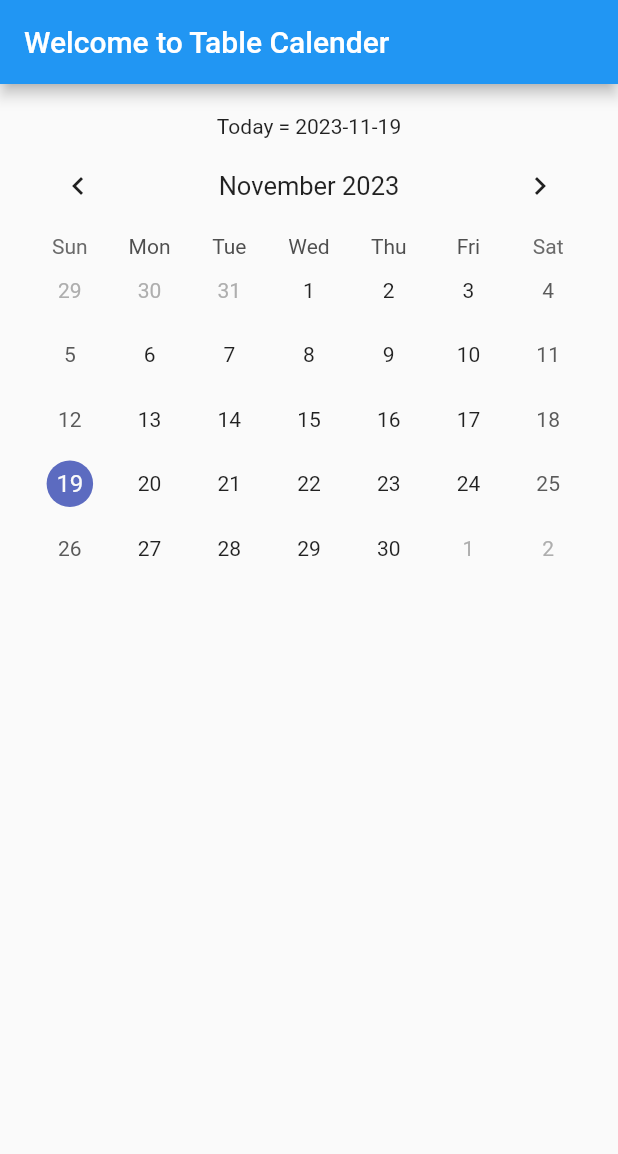
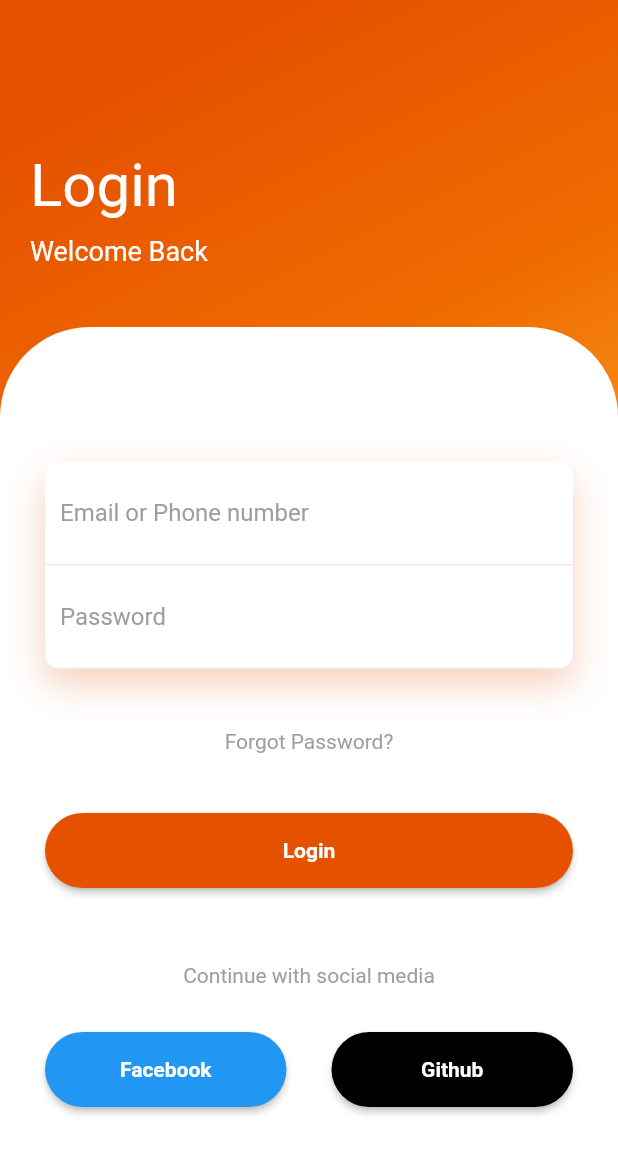
Before and after one commit to flucloxin500/experimental_project, a Flutter app: the screen it shows after launch, on a phone screen of 412 x 824 dp. Shown: the top 1154 px of the screen. Run offline on Flutter 3.47's test engine with Material 2 defaults, Android fonts, the phone set to English and light mode, and no system bars; drawn by our look-alikes of table_calendar; our stand-ins replace animate_do.

Commit message:
Orange Login

```diff
--- a/lib/main.dart
+++ b/lib/main.dart
@@ -1,61 +1,158 @@
+import 'package:animate_do/animate_do.dart';
 import 'package:flutter/material.dart';
-import 'package:table_calendar/table_calendar.dart';
 
-/// Table Calender integration
+void main() => runApp(
+    MaterialApp(
+      debugShowCheckedModeBanner: false,
+      home: HomePage(),
+    )
+);
 
-void main() {
-  runApp(MaterialApp(
-    debugShowCheckedModeBanner: false,
-    home: MyApp(),
-  ));
-}
-
-class MyApp extends StatefulWidget {
-  const MyApp({super.key});
-
-  @override
-  State<MyApp> createState() => _MyAppState();
-}
-
-class _MyAppState extends State<MyApp> {
-  DateTime today = DateTime.now();
-
-  void _onDaySelected(DateTime day, DateTime focusedDay) {
-    setState(() {
-      today = day;
-    });
-  }
-
-
+class HomePage extends StatelessWidget {
   @override
   Widget build(BuildContext context) {
     return Scaffold(
-      appBar: AppBar(title: Text('Welcome to Table Calender')),
-      body: content(),
-    );
-  }
+      body: Container(
+        width: double.infinity,
+        decoration: BoxDecoration(
+            gradient: LinearGradient(
+                begin: Alignment.topCenter,
+                colors: [
+                  Colors.orange.shade900,
+                  Colors.orange.shade800,
+                  Colors.orange.shade400
+                ]
+            )
+        ),
+        child: Column(
+          crossAxisAlignment: CrossAxisAlignment.start,
+          children: <Widget>[
+            SizedBox(height: 80,),
+            Padding(
+              padding: EdgeInsets.all(20),
+              child: Column(
+                crossAxisAlignment: CrossAxisAlignment.start,
+                children: <Widget>[
+                  FadeInUp(duration: Duration(milliseconds: 1000), child: Text("Login", style: TextStyle(color: Colors.white, fontSize: 40),)),
+                  SizedBox(height: 10,),
+                  FadeInUp(duration: Duration(milliseconds: 1300), child: Text("Welcome Back", style: TextStyle(color: Colors.white, fontSize: 18),)),
+                ],
+              ),
+            ),
+            SizedBox(height: 20),
+            Expanded(
+              child: Container(
+                decoration: BoxDecoration(
+                    color: Colors.white,
+                    borderRadius: BorderRadius.only(topLeft: Radius.circular(60), topRight: Radius.circular(60))
+                ),
+                child: Padding(
+                  padding: EdgeInsets.all(30),
+                  child: Column(
+                    children: <Widget>[
+                      SizedBox(height: 60,),
+                      FadeInUp(duration: Duration(milliseconds: 1400), child: Container(
+                        decoration: BoxDecoration(
+                            color: Colors.white,
+                            borderRadius: BorderRadius.circular(10),
+                            boxShadow: [BoxShadow(
+                                color: Color.fromRGBO(225, 95, 27, .3),
+                                blurRadius: 20,
+                                offset: Offset(0, 10)
+                            )]
+                        ),
+                        child: Column(
+                          children: <Widget>[
+                            Container(
+                              padding: EdgeInsets.all(10),
+                              decoration: BoxDecoration(
+                                  border: Border(bottom: BorderSide(color: Colors.grey.shade200))
+                              ),
+                              child: TextField(
+                                decoration: InputDecoration(
+                                    hintText: "Email or Phone number",
+                                    hintStyle: TextStyle(color: Colors.grey),
+                                    border: InputBorder.none
+                                ),
+                              ),
+                            ),
+                            Container(
+                              padding: EdgeInsets.all(10),
+                              decoration: BoxDecoration(
+                                  border: Border(bottom: BorderSide(color: Colors.grey.shade200))
+                              ),
+                              child: TextField(
+                                obscureText: true,
+                                decoration: InputDecoration(
+                                    hintText: "Password",
+                                    hintStyle: TextStyle(color: Colors.grey),
+                                    border: InputBorder.none
+                                ),
+                              ),
+                            ),
+                          ],
+                        ),
+                      )),
+                      SizedBox(height: 40,),
+                      FadeInUp(duration: Duration(milliseconds: 1500), child: Text("Forgot Password?", style: TextStyle(color: Colors.grey),)),
+                      SizedBox(height: 40,),
+                      FadeInUp(duration: Duration(milliseconds: 1600), child: MaterialButton(
+                        onPressed: () {},
+                        height: 50,
+                        // margin: EdgeInsets.symmetric(horizontal: 50),
+                        color: Colors.orange[900],
+                        shape: RoundedRectangleBorder(
+                          borderRadius: BorderRadius.circular(50),
 
-  Widget content() {
-    return Padding(
-      padding: const EdgeInsets.all(20.0),
-      child: Column(
-        children: [
-          Text('Today = ' + today.toString().split(" ")[0]),
-          Container(
-            child: TableCalendar(
-              locale: 'en_US',
-              rowHeight: 43,
-              headerStyle:
-                  HeaderStyle(formatButtonVisible: false, titleCentered: true),
-              availableGestures: AvailableGestures.all,
-              selectedDayPredicate: (day) => isSameDay(day, today),
-              focusedDay: today,
-              firstDay: DateTime.utc(2002, 01, 04),
-              lastDay: DateTime.utc(2035, 03, 14),
-              onDaySelected: _onDaySelected,
-            ),
-          ),
-        ],
+                        ),
+                        // decoration: BoxDecoration(
+                        // ),
+                        child: Center(
+                          child: Text("Login", style: TextStyle(color: Colors.white, fontWeight: FontWeight.bold),),
+                        ),
+                      )),
+                      SizedBox(height: 50,),
+                      FadeInUp(duration: Duration(milliseconds: 1700), child: Text("Continue with social media", style: TextStyle(color: Colors.grey),)),
+                      SizedBox(height: 30,),
+                      Row(
+                        children: <Widget>[
+                          Expanded(
+                            child: FadeInUp(duration: Duration(milliseconds: 1800), child: MaterialButton(
+                              onPressed: (){},
+                              height: 50,
+                              color: Colors.blue,
+                              shape: RoundedRectangleBorder(
+                                borderRadius: BorderRadius.circular(50),
+                              ),
+                              child: Center(
+                                child: Text("Facebook", style: TextStyle(color: Colors.white, fontWeight: FontWeight.bold),),
+                              ),
+                            )),
+                          ),
+                          SizedBox(width: 30,),
+                          Expanded(
+                            child: FadeInUp(duration: Duration(milliseconds: 1900), child: MaterialButton(
+                              onPressed: () {},
+                              height: 50,
+                              shape: RoundedRectangleBorder(
+                                borderRadius: BorderRadius.circular(50),
+
+                              ),
+                              color: Colors.black,
+                              child: Center(
+                                child: Text("Github", style: TextStyle(color: Colors.white, fontWeight: FontWeight.bold),),
+                              ),
+                            )),
+                          )
+                        ],
+                      )
+                    ],
+                  ),
+                ),
+              ),
+            )
+          ],
+        ),
       ),
     );
   }
--- a/pubspec.yaml
+++ b/pubspec.yaml
@@ -35,7 +35,9 @@
   # The following adds the Cupertino Icons font to your application.
   # Use with the CupertinoIcons class for iOS style icons.
   cupertino_icons: ^1.0.2
-  table_calendar: ^3.0.9
+  flutter_bloc: ^8.1.3
+  intl: ^0.18.1
+  animate_do: ^3.1.2
 
 dev_dependencies:
   flutter_test:
```
Also changed, not shown: pubspec.lock.
